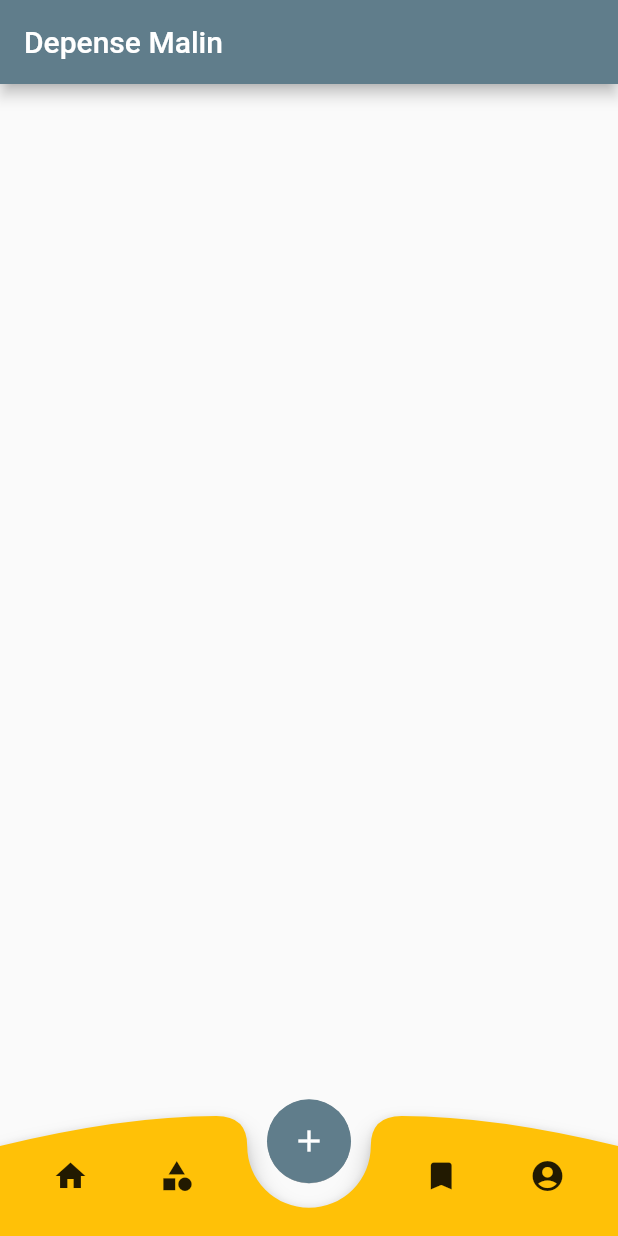
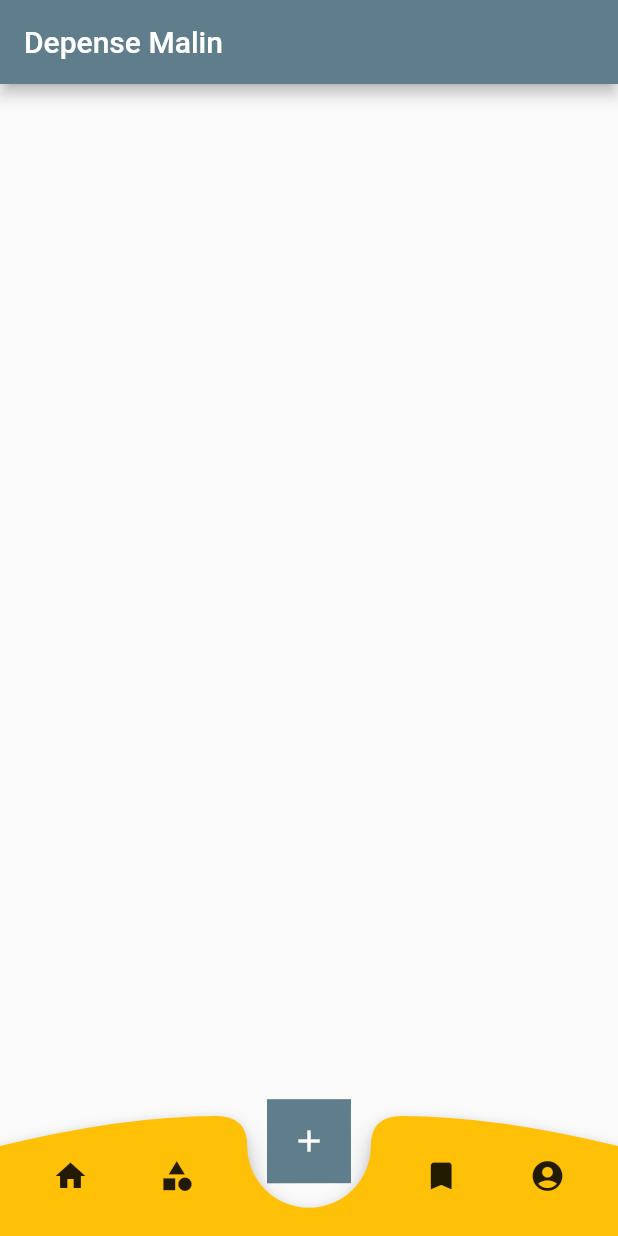
Before and after one commit to Sam-diom/Depense-malin, a Flutter app: the screen it shows after launch, on a phone screen of 412 x 824 dp. Run offline on Flutter 3.47's test engine with Material 2 defaults, Android fonts, the light colour scheme and no system bars.

Commit message:
modif du bottom bar

```diff
--- a/lib/bottomNav_bar.dart
+++ b/lib/bottomNav_bar.dart
@@ -29,9 +29,9 @@ class Bottom_Nav_Bar extends StatelessWidget {
                         Center(
                           heightFactor: 0.6,
                           child: FloatingActionButton(
-                          //  shape: BeveledRectangleBorder(
-                          //   borderRadius: BorderRadius.zero
-                          //  ),
+                           shape: BeveledRectangleBorder(
+                            borderRadius: BorderRadius.zero
+                           ),
                             onPressed: (){},
                             backgroundColor: Theme.of(context).primaryColor,
                             child: Icon(Icons.add),
```
